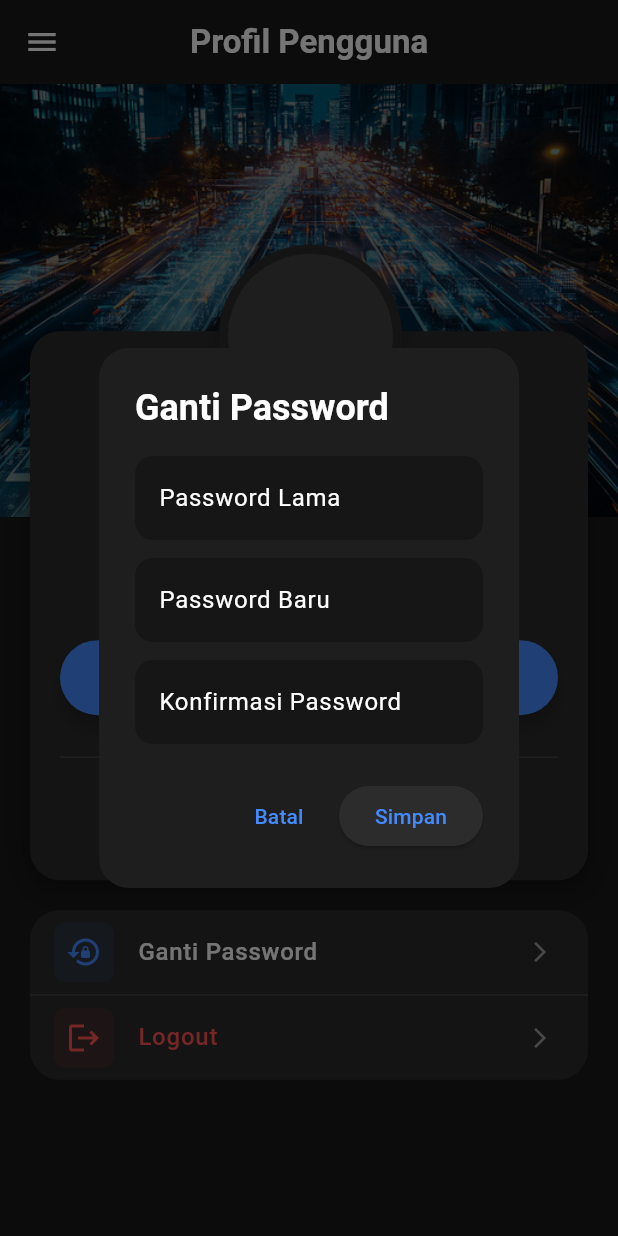
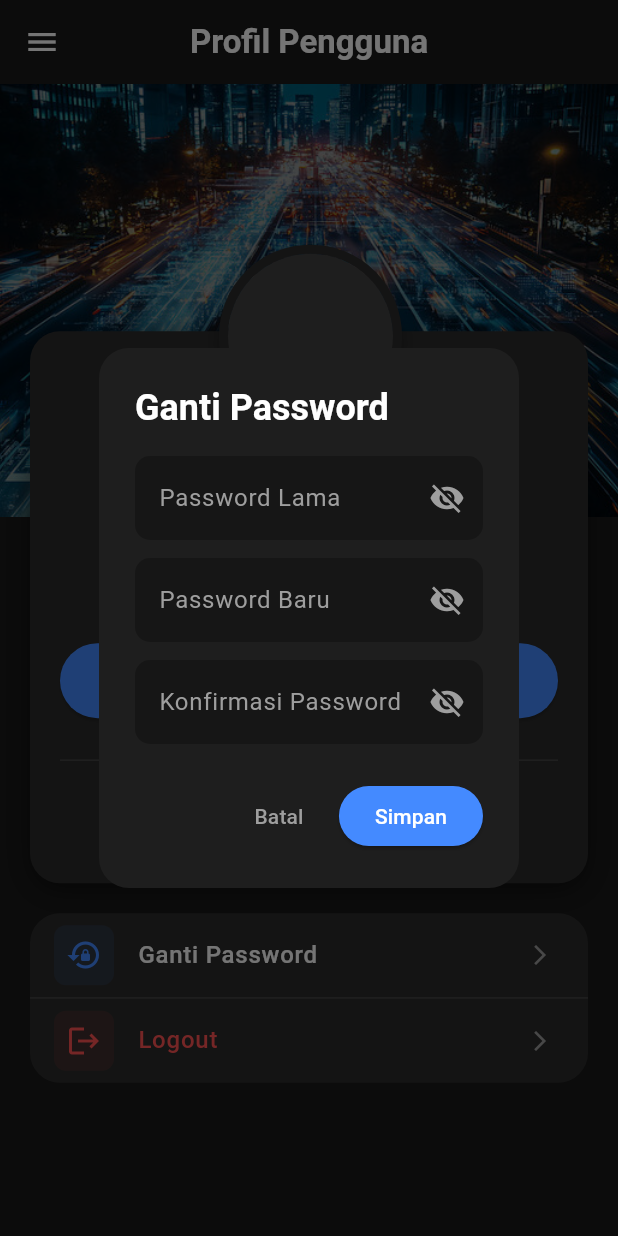
Before and after one commit to farizalfth/SmartTrafficVisionApp, a Flutter app: the UserManagementScreen screen opened directly, after a tap on "Ganti Password", on a phone screen of 412 x 824 dp. Run offline on Flutter 3.47's test engine with Material 3 defaults, Android fonts, the phone set to English and light mode, and no system bars; our stand-ins replace csv, firebase_auth, firebase_core, firebase_database, fl_chart, flutter_map and 6 more; accounts and stored records are empty.

Commit message:
thirteen commit

```diff
--- a/lib/screens/user_management_screen.dart
+++ b/lib/screens/user_management_screen.dart
@@ -15,28 +15,20 @@
 class _UserManagementScreenState extends State<UserManagementScreen> {
   // LOGIKA BARU UNTUK GAMBAR (Memory > Network > Asset > File)
   ImageProvider _getImageProvider(User user) {
-    // 1. Cek jika ada gambar dari komputer (Bytes) - Prioritas Web
+    // 1. Jika baru saja ganti di laptop (masih ada di RAM)
     if (user.webImageBytes != null) {
       return MemoryImage(user.webImageBytes!);
     }
 
-    // 2. Cek jika URL Internet (Google Login)
+    // 2. Jika ada URL internet (Hasil tarikan dari MySQL)
+    // Tambahkan Timestamp agar browser tidak menampilkan gambar lama dari cache
     if (user.profilePictureUrl.startsWith('http')) {
-      return NetworkImage(user.profilePictureUrl);
+      return NetworkImage(
+          "${user.profilePictureUrl}?t=${DateTime.now().millisecondsSinceEpoch}");
     }
 
-    // 3. Cek jika Aset Lokal
-    if (user.profilePictureUrl.startsWith('assets/')) {
-      return AssetImage(user.profilePictureUrl);
-    }
-
-    // 4. Fallback terakhir (jika path file lokal di HP)
-    // Di Web ini jarang dipakai, tapi aman disimpan
-    try {
-      return FileImage(File(user.profilePictureUrl));
-    } catch (e) {
-      return const AssetImage('assets/images/profile.jpg');
-    }
+    // 3. Jika tidak ada, gunakan default aset
+    return const AssetImage('assets/images/users.jpg');
   }
 
   String _formatDate(DateTime date) {
@@ -108,10 +100,10 @@
               children: [
                 SizedBox(height: height * 0.20),
 
-                // KARTU UTAMA
                 Container(
                   margin: const EdgeInsets.symmetric(horizontal: 20),
                   padding: const EdgeInsets.all(20),
+                  width: double.infinity, // Memastikan kontainer selebar layar
                   decoration: BoxDecoration(
                     color: const Color(0xFF2C2C2C),
                     borderRadius: BorderRadius.circular(20),
@@ -123,21 +115,29 @@
                     ],
                   ),
                   child: Column(
+                    mainAxisSize: MainAxisSize.min,
+                    crossAxisAlignment:
+                        CrossAxisAlignment.center, // RATA TENGAH
                     children: [
-                      const SizedBox(height: 60), // Space untuk foto profil
+                      const SizedBox(height: 60),
 
-                      Text(user.username,
+                      // PERBAIKAN IMAGE 1: NAMA RATA TENGAH
+                      Text(
+                        user.username,
+                        textAlign: TextAlign.center,
                         style: const TextStyle(
-                              fontSize: 24,
+                            fontSize: 22,
                             fontWeight: FontWeight.bold,
-                              color: Colors.white)),
+                            color: Colors.white),
+                      ),
                       const SizedBox(height: 5),
-                      Text(user.email,
-                          style:
-                              TextStyle(fontSize: 14, color: Colors.grey[400])),
-                      const SizedBox(height: 10),
+                      Text(
+                        user.email,
+                        textAlign: TextAlign.center,
+                        style: TextStyle(fontSize: 14, color: Colors.grey[400]),
+                      ),
+                      const SizedBox(height: 15),
 
-                      // Role Badge
                       Container(
                         padding: const EdgeInsets.symmetric(
                             horizontal: 16, vertical: 6),
@@ -155,7 +155,6 @@
 
                       const SizedBox(height: 25),
 
-                      // Tombol Edit Profil
                       SizedBox(
                         width: double.infinity,
                         height: 50,
@@ -167,13 +166,9 @@
                             foregroundColor: Colors.white,
                             shape: RoundedRectangleBorder(
                                 borderRadius: BorderRadius.circular(30)),
-                            elevation: 5,
                           ),
                           child: const Text("EDIT PROFIL",
-                              style: TextStyle(
-                                  fontSize: 16,
-                                  fontWeight: FontWeight.bold,
-                                  letterSpacing: 1)),
+                              style: TextStyle(fontWeight: FontWeight.bold)),
                         ),
                       ),
 
@@ -181,7 +176,6 @@
                       const Divider(color: Colors.white12),
                       const SizedBox(height: 10),
 
-                      // Statistik
                       Row(
                         mainAxisAlignment: MainAxisAlignment.spaceAround,
                         children: [
@@ -339,7 +333,7 @@
     );
   }
 
-  // --- DIALOG EDIT PROFIL ---
+  // --- DIALOG EDIT PROFIL (DIPERBAIKI AGAR TIDAK OVERFLOW) ---
   Future<void> _showEditProfileDialog(
       BuildContext context, AuthService authService) async {
     final nameController =
@@ -358,9 +352,16 @@
               backgroundColor: const Color(0xFF1E1E1E),
               shape: RoundedRectangleBorder(
                   borderRadius: BorderRadius.circular(20)),
-              contentPadding: const EdgeInsets.all(20),
-              content: Column(
-                mainAxisSize: MainAxisSize.min,
+              contentPadding:
+                  const EdgeInsets.symmetric(horizontal: 20, vertical: 25),
+              // PERBAIKAN UTAMA: Bungkus Column dengan SingleChildScrollView
+              content: SizedBox(
+                width: MediaQuery.of(context)
+                    .size
+                    .width, // Lebar menyesuaikan layar
+                child: SingleChildScrollView(
+                  child: Column(
+                    mainAxisSize: MainAxisSize.min, // Agar tinggi mengikuti isi
                     children: [
                       const Text("Edit Profil",
                           style: TextStyle(
@@ -369,7 +370,7 @@
                               fontWeight: FontWeight.bold)),
                       const SizedBox(height: 25),
 
-                  // FOTO PROFIL (BERSIH TANPA LOGO MENEMPEL)
+                      // FOTO PROFIL
                       CircleAvatar(
                           radius: 55,
                           backgroundColor: Colors.grey[800],
@@ -377,11 +378,10 @@
 
                       const SizedBox(height: 15),
 
-                  // BARIS TOMBOL AKSI (DI BAWAH FOTO)
+                      // BARIS TOMBOL AKSI (GANTI & HAPUS)
                       Row(
                         mainAxisAlignment: MainAxisAlignment.center,
                         children: [
-                      // Tombol Ganti Foto
                           _buildPhotoButton(
                             icon: Icons.camera_alt,
                             label: "Ganti",
@@ -389,14 +389,13 @@
                             onTap: () => auth.pickNewProfileImage(),
                           ),
 
-                      // Jarak antar tombol
+                          // Tampilkan tombol hapus jika bukan foto default
                           if (user.webImageBytes != null ||
-                          !user.profilePictureUrl.contains('default_avatar'))
+                              !user.profilePictureUrl.contains('users.jpg'))
                             const SizedBox(width: 20),
 
-                      // Tombol Hapus Foto (Muncul hanya jika foto bukan default)
                           if (user.webImageBytes != null ||
-                          !user.profilePictureUrl.contains('default_avatar'))
+                              !user.profilePictureUrl.contains('users.jpg'))
                             _buildPhotoButton(
                               icon: Icons.delete_forever,
                               label: "Hapus",
@@ -407,24 +406,24 @@
                       ),
 
                       const SizedBox(height: 25),
+                      // INPUT NAMA
                       TextField(
                           controller: nameController,
                           style: const TextStyle(color: Colors.white),
-                      decoration: const InputDecoration(
-                          labelText: "Nama Lengkap",
-                          prefixIcon: Icon(Icons.person, color: Colors.grey),
-                          filled: true,
-                          fillColor: Colors.black26)),
+                          decoration:
+                              _inputDecorDialog("Nama Lengkap", Icons.person)),
                       const SizedBox(height: 15),
+                      // INPUT EMAIL
                       TextField(
                           controller: emailController,
                           style: const TextStyle(color: Colors.white),
-                      decoration: const InputDecoration(
-                          labelText: "Email",
-                          prefixIcon: Icon(Icons.email, color: Colors.grey),
-                          filled: true,
-                          fillColor: Colors.black26)),
+                          decoration: _inputDecorDialog("Email", Icons.email)),
+
+                      // Tambahan sedikit padding bawah agar tidak mepet keyboard
+                      const SizedBox(height: 10),
                     ],
+                  ),
+                ),
               ),
               actions: [
                 TextButton(
@@ -450,6 +449,19 @@
           },
         );
       },
+    );
+  }
+
+  // --- HELPER UNTUK STYLE INPUT DIALOG ---
+  InputDecoration _inputDecorDialog(String label, IconData icon) {
+    return InputDecoration(
+      labelText: label,
+      labelStyle: const TextStyle(color: Colors.grey),
+      prefixIcon: Icon(icon, color: Colors.grey),
+      filled: true,
+      fillColor: Colors.black26,
+      border: OutlineInputBorder(
+          borderRadius: BorderRadius.circular(10), borderSide: BorderSide.none),
     );
   }
 
@@ -480,58 +492,119 @@
     );
   }
 
-  // --- DIALOG GANTI PASSWORD (UPDATE) ---
+  // --- DIALOG GANTI PASSWORD (DENGAN FITUR LIHAT PASSWORD) ---
   Future<void> _showChangePasswordDialog(BuildContext context) async {
     final oldPassController = TextEditingController();
     final newPassController = TextEditingController();
     final confirmPassController = TextEditingController();
     final formKey = GlobalKey<FormState>();
 
+    // Variabel untuk mengontrol status mata (sembunyi/lihat)
+    bool obscureOld = true;
+    bool obscureNew = true;
+    bool obscureConfirm = true;
+
     await showDialog(
       context: context,
       builder: (context) {
+        // StatefulBuilder digunakan agar UI di dalam dialog bisa update saat icon mata diklik
+        return StatefulBuilder(
+          builder: (context, setStateDialog) {
             return AlertDialog(
               backgroundColor: const Color(0xFF1E1E1E),
-          shape:
-              RoundedRectangleBorder(borderRadius: BorderRadius.circular(20)),
+              shape: RoundedRectangleBorder(
+                  borderRadius: BorderRadius.circular(20)),
               title: const Text("Ganti Password",
-              style:
-                  TextStyle(color: Colors.white, fontWeight: FontWeight.bold)),
-          content: Form(
+                  style: TextStyle(
+                      color: Colors.white, fontWeight: FontWeight.bold)),
+              content: SingleChildScrollView(
+                // Tambahkan agar tidak overflow di layar kecil
+                child: Form(
                   key: formKey,
                   child: Column(
                     mainAxisSize: MainAxisSize.min,
                     children: [
+                      // --- PASSWORD LAMA ---
                       TextFormField(
                         controller: oldPassController,
-                  obscureText: true,
+                        obscureText: obscureOld,
                         style: const TextStyle(color: Colors.white),
-                  decoration: const InputDecoration(
+                        decoration: InputDecoration(
                           labelText: "Password Lama",
+                          labelStyle: const TextStyle(color: Colors.grey),
                           filled: true,
-                      fillColor: Colors.black26),
+                          fillColor: Colors.black26,
+                          suffixIcon: IconButton(
+                            icon: Icon(
+                              obscureOld
+                                  ? Icons.visibility_off
+                                  : Icons.visibility,
+                              color: Colors.grey,
+                            ),
+                            onPressed: () =>
+                                setStateDialog(() => obscureOld = !obscureOld),
+                          ),
+                          border: OutlineInputBorder(
+                              borderRadius: BorderRadius.circular(10),
+                              borderSide: BorderSide.none),
+                        ),
                         validator: (v) => v!.isEmpty ? "Wajib diisi" : null,
                       ),
                       const SizedBox(height: 12),
+
+                      // --- PASSWORD BARU ---
                       TextFormField(
                         controller: newPassController,
-                  obscureText: true,
+                        obscureText: obscureNew,
                         style: const TextStyle(color: Colors.white),
-                  decoration: const InputDecoration(
+                        decoration: InputDecoration(
                           labelText: "Password Baru",
+                          labelStyle: const TextStyle(color: Colors.grey),
                           filled: true,
-                      fillColor: Colors.black26),
-                  validator: (v) => v!.length < 6 ? "Minimal 6 karakter" : null,
+                          fillColor: Colors.black26,
+                          suffixIcon: IconButton(
+                            icon: Icon(
+                              obscureNew
+                                  ? Icons.visibility_off
+                                  : Icons.visibility,
+                              color: Colors.grey,
+                            ),
+                            onPressed: () =>
+                                setStateDialog(() => obscureNew = !obscureNew),
+                          ),
+                          border: OutlineInputBorder(
+                              borderRadius: BorderRadius.circular(10),
+                              borderSide: BorderSide.none),
+                        ),
+                        validator: (v) =>
+                            v!.length < 6 ? "Minimal 6 karakter" : null,
                       ),
                       const SizedBox(height: 12),
+
+                      // --- KONFIRMASI PASSWORD ---
                       TextFormField(
                         controller: confirmPassController,
-                  obscureText: true,
+                        obscureText: obscureConfirm,
                         style: const TextStyle(color: Colors.white),
-                  decoration: const InputDecoration(
+                        decoration: InputDecoration(
                           labelText: "Konfirmasi Password",
+                          labelStyle: const TextStyle(color: Colors.grey),
                           filled: true,
-                      fillColor: Colors.black26),
+                          fillColor: Colors.black26,
+                          suffixIcon: IconButton(
+                            icon: Icon(
+                              obscureConfirm
+                                  ? Icons.visibility_off
+                                  : Icons.visibility,
+                              color: Colors.grey,
+                            ),
+                            onPressed: () => setStateDialog(
+                                () => obscureConfirm = !obscureConfirm),
+                          ),
+                          border: OutlineInputBorder(
+                              borderRadius: BorderRadius.circular(10),
+                              borderSide: BorderSide.none),
+                        ),
                         validator: (v) => v != newPassController.text
                             ? "Password tidak sama"
                             : null,
@@ -539,10 +612,12 @@
                     ],
                   ),
                 ),
+              ),
               actions: [
                 TextButton(
                     onPressed: () => Navigator.pop(context),
-                child: const Text("Batal")),
+                    child: const Text("Batal",
+                        style: TextStyle(color: Colors.grey))),
                 ElevatedButton(
                   onPressed: () async {
                     if (formKey.currentState!.validate()) {
@@ -553,8 +628,9 @@
 
                       if (error == null) {
                         Navigator.pop(context);
-                    ScaffoldMessenger.of(context).showSnackBar(const SnackBar(
-                        content: Text("Berhasil!"),
+                        ScaffoldMessenger.of(context).showSnackBar(
+                            const SnackBar(
+                                content: Text("Berhasil mengubah password!"),
                                 backgroundColor: Colors.green));
                       } else {
                         ScaffoldMessenger.of(context).showSnackBar(SnackBar(
@@ -562,11 +638,17 @@
                       }
                     }
                   },
+                  style: ElevatedButton.styleFrom(
+                    backgroundColor: Colors.blueAccent,
+                    foregroundColor: Colors.white,
+                  ),
                   child: const Text("Simpan"),
                 ),
               ],
             );
           },
         );
+      },
+    );
   }
 }
```
Also changed, not shown: lib/services/auth_service.dart (+136 -53 lines). Lines whose indentation alone changed are shown as unchanged.
